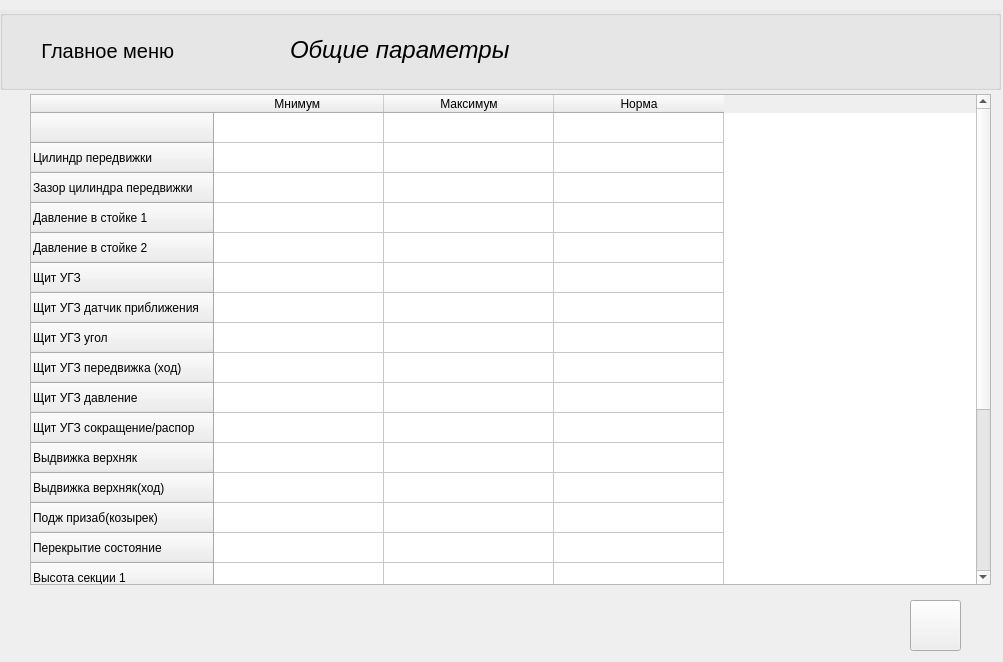
This is view/ifc/global parameter.ui in ilyababich21/NIva1 as Qt 5 draws it before an edit. The edited form follows.
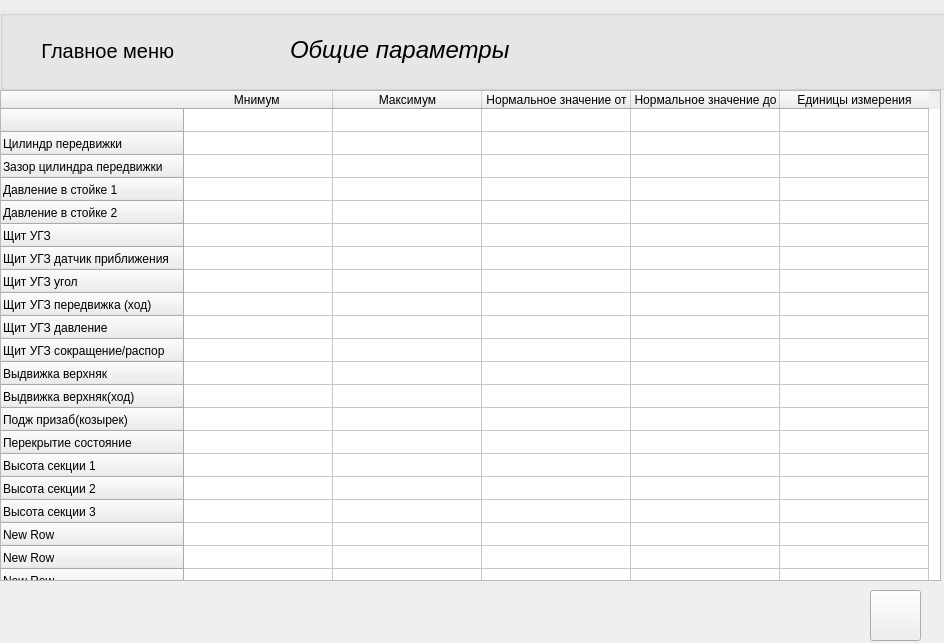
This is the edited form. Icons and pictures are not drawn.

```diff
--- a/view/ifc/global parameter.ui
+++ b/view/ifc/global parameter.ui
@@ -6,8 +6,8 @@
    <rect>
     <x>0</x>
     <y>0</y>
-    <width>1003</width>
-    <height>662</height>
+    <width>944</width>
+    <height>643</height>
    </rect>
   </property>
   <property name="windowTitle">
@@ -21,12 +21,15 @@
    <widget class="QTableWidget" name="all_param_tableWidget">
     <property name="geometry">
      <rect>
-      <x>30</x>
-      <y>94</y>
-      <width>961</width>
+      <x>0</x>
+      <y>90</y>
+      <width>941</width>
       <height>491</height>
      </rect>
     </property>
+    <property name="verticalScrollBarPolicy">
+     <enum>Qt::ScrollBarAlwaysOff</enum>
+    </property>
     <property name="showGrid">
      <bool>true</bool>
     </property>
@@ -34,7 +37,16 @@
      <bool>false</bool>
     </property>
     <attribute name="horizontalHeaderDefaultSectionSize">
-     <number>170</number>
+     <number>149</number>
+    </attribute>
+    <attribute name="verticalHeaderVisible">
+     <bool>true</bool>
+    </attribute>
+    <attribute name="verticalHeaderDefaultSectionSize">
+     <number>23</number>
+    </attribute>
+    <attribute name="verticalHeaderMinimumSectionSize">
+     <number>21</number>
     </attribute>
     <row>
      <property name="text">
@@ -163,15 +175,25 @@
     </column>
     <column>
      <property name="text">
-      <string>Норма</string>
+      <string>Нормальное значение от</string>
+     </property>
+    </column>
+    <column>
+     <property name="text">
+      <string>Нормальное значение до</string>
+     </property>
+    </column>
+    <column>
+     <property name="text">
+      <string>Единицы измерения</string>
      </property>
     </column>
    </widget>
    <widget class="QPushButton" name="save_pushButton">
     <property name="geometry">
      <rect>
-      <x>910</x>
-      <y>600</y>
+      <x>870</x>
+      <y>590</y>
       <width>51</width>
       <height>51</height>
      </rect>
```
